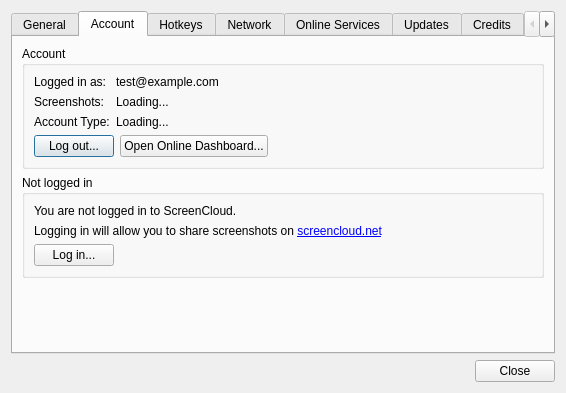
Above: src/dialog/preferencesdialog.ui from olav-st/screencloud before the change. Below: the same form after it.
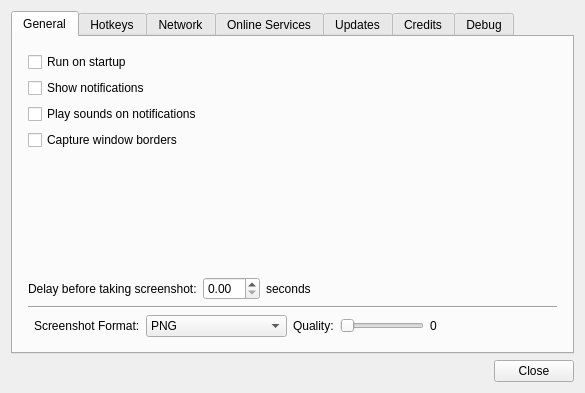
That is the form after the change. The open tabs and pages were chosen to show the change.

Commit message: remove integration with screencloud.net hosting service

The edit to the form file:
```diff
--- a/src/dialog/preferencesdialog.ui
+++ b/src/dialog/preferencesdialog.ui
@@ -12,7 +12,7 @@
    <rect>
     <x>0</x>
     <y>0</y>
-    <width>566</width>
+    <width>585</width>
     <height>393</height>
    </rect>
   </property>
@@ -245,171 +245,6 @@
        </item>
       </layout>
      </widget>
-     <widget class="QWidget" name="tab_account">
-      <attribute name="title">
-       <string>Account</string>
-      </attribute>
-      <layout class="QVBoxLayout" name="verticalLayout_7">
-       <item>
-        <widget class="QGroupBox" name="group_account">
-         <property name="title">
-          <string>Account</string>
-         </property>
-         <layout class="QVBoxLayout" name="verticalLayout_8">
-          <item>
-           <layout class="QFormLayout" name="formLayout">
-            <item row="0" column="0">
-             <widget class="QLabel" name="label_textEmail">
-              <property name="text">
-               <string>Logged in as:</string>
-              </property>
-             </widget>
-            </item>
-            <item row="0" column="1">
-             <widget class="QLabel" name="label_email">
-              <property name="text">
-               <string>test@example.com</string>
-              </property>
-             </widget>
-            </item>
-            <item row="1" column="0">
-             <widget class="QLabel" name="label_textScreenshots">
-              <property name="text">
-               <string>Screenshots:</string>
-              </property>
-             </widget>
-            </item>
-            <item row="1" column="1">
-             <widget class="QLabel" name="label_screenshots">
-              <property name="text">
-               <string>Loading...</string>
-              </property>
-             </widget>
-            </item>
-            <item row="2" column="0">
-             <widget class="QLabel" name="label_textAccountType">
-              <property name="text">
-               <string>Account Type:</string>
-              </property>
-             </widget>
-            </item>
-            <item row="2" column="1">
-             <widget class="QLabel" name="label_accountType">
-              <property name="text">
-               <string>Loading...</string>
-              </property>
-             </widget>
-            </item>
-           </layout>
-          </item>
-          <item>
-           <layout class="QHBoxLayout" name="horizontalLayout_3">
-            <item>
-             <widget class="QPushButton" name="button_logout">
-              <property name="text">
-               <string>Log out...</string>
-              </property>
-             </widget>
-            </item>
-            <item>
-             <widget class="QPushButton" name="button_dashboard">
-              <property name="text">
-               <string>Open Online Dashboard...</string>
-              </property>
-             </widget>
-            </item>
-            <item>
-             <spacer name="spacer_accountButtons">
-              <property name="orientation">
-               <enum>Qt::Horizontal</enum>
-              </property>
-              <property name="sizeHint" stdset="0">
-               <size>
-                <width>40</width>
-                <height>20</height>
-               </size>
-              </property>
-             </spacer>
-            </item>
-           </layout>
-          </item>
-         </layout>
-        </widget>
-       </item>
-       <item>
-        <widget class="QGroupBox" name="group_notLoggedIn">
-         <property name="title">
-          <string>Not logged in</string>
-         </property>
-         <layout class="QVBoxLayout" name="verticalLayout">
-          <item>
-           <widget class="QLabel" name="label_youAreNotLoggedIn">
-            <property name="text">
-             <string>You are not logged in to ScreenCloud.</string>
-            </property>
-           </widget>
-          </item>
-          <item>
-           <widget class="QLabel" name="label_loggingIn">
-            <property name="text">
-             <string>&lt;html&gt;&lt;head/&gt;&lt;body&gt;&lt;p&gt;Logging in will allow you to share screenshots on &lt;a href=&quot;https://screencloud.net/&quot;&gt;&lt;span style=&quot; text-decoration: underline; color:#0000ff;&quot;&gt;screencloud.net&lt;/span&gt;&lt;/a&gt;&lt;/p&gt;&lt;/body&gt;&lt;/html&gt;</string>
-            </property>
-           </widget>
-          </item>
-          <item>
-           <layout class="QHBoxLayout" name="horizontalLayout_2">
-            <item>
-             <widget class="QPushButton" name="button_login">
-              <property name="sizePolicy">
-               <sizepolicy hsizetype="Preferred" vsizetype="Preferred">
-                <horstretch>0</horstretch>
-                <verstretch>0</verstretch>
-               </sizepolicy>
-              </property>
-              <property name="text">
-               <string>Log in...</string>
-              </property>
-              <property name="default">
-               <bool>false</bool>
-              </property>
-              <property name="flat">
-               <bool>false</bool>
-              </property>
-             </widget>
-            </item>
-            <item>
-             <spacer name="horizontalSpacer_7">
-              <property name="orientation">
-               <enum>Qt::Horizontal</enum>
-              </property>
-              <property name="sizeHint" stdset="0">
-               <size>
-                <width>40</width>
-                <height>20</height>
-               </size>
-              </property>
-             </spacer>
-            </item>
-           </layout>
-          </item>
-         </layout>
-        </widget>
-       </item>
-       <item>
-        <spacer name="verticalSpacer">
-         <property name="orientation">
-          <enum>Qt::Vertical</enum>
-         </property>
-         <property name="sizeHint" stdset="0">
-          <size>
-           <width>20</width>
-           <height>40</height>
-          </size>
-         </property>
-        </spacer>
-       </item>
-      </layout>
-     </widget>
      <widget class="QWidget" name="tab_hotkeys">
       <attribute name="title">
        <string>Hotkeys</string>
```
Left out of the diff: 32 changed lines with no effect on the pictures. The commit also changes 21 other files.
